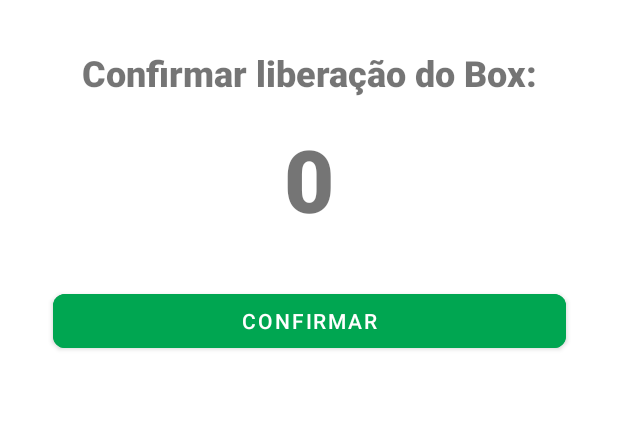
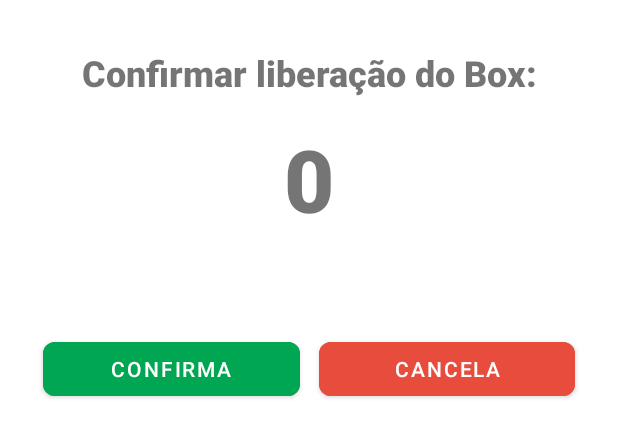
Before and after one commit to PedroHteles/AppQr, an Android app: the layout dialog.xml on its own in the app's theme, with its tools: preview values and no code run, on a phone screen of 412 x 824 dp. Shown: the top 437 px of the screen. Run offline under Robolectric (Android 15) with nearby library versions, the phone set to English and light mode, and no system bars.

Commit message:
final Andre

```diff
--- a/app/src/main/java/br/com/arcom/scanner/LoginActivity.kt
+++ b/app/src/main/java/br/com/arcom/scanner/LoginActivity.kt
@@ -43,7 +43,6 @@ class LoginActivity : AppCompatActivity() {
             }
 
 
-
             when (it) {
                 is Result.Ok -> {
                     Toast.makeText(this, "Saldo com sucesso!", Toast.LENGTH_SHORT).show()
--- a/app/src/main/java/br/com/arcom/scanner/SucessoActivity.kt
+++ b/app/src/main/java/br/com/arcom/scanner/SucessoActivity.kt
@@ -25,4 +25,9 @@ class SucessoActivity : AppCompatActivity() {
             startActivity(intent)
         }
     }
+
+    override fun onBackPressed() {
+        // super.onBackPressed();
+        // Not calling **super**, disables back button in current screen.
+    }
 }
--- a/app/src/main/java/br/com/arcom/scanner/api/data/ApiService.kt
+++ b/app/src/main/java/br/com/arcom/scanner/api/data/ApiService.kt
@@ -33,7 +33,7 @@ interface ApiService{
     suspend fun liberarBox(@Query("box")  box: String?,@Query("usuario")  usuario: Long?,@Query("acao")  acao: String?)
 
     companion object {
-        const val BASE_URL = "http://8dd1-200-251-86-130.ngrok.io/"
+        const val BASE_URL = "http://f9d3-189-112-215-169.ngrok.io "
 
         fun create(token: String?): ApiService {
             val logger = HttpLoggingInterceptor().apply { level = HttpLoggingInterceptor.Level.BASIC}
--- a/app/src/main/java/br/com/arcom/scanner/util/Acao.kt
+++ b/app/src/main/java/br/com/arcom/scanner/util/Acao.kt
@@ -3,5 +3,4 @@ package br.com.arcom.scanner.util
 sealed class Acao {
     object Inicio : Acao()
     object Fim : Acao()
-    object Finalizada : Acao()
 }
--- a/app/src/main/res/layout/dialog.xml
+++ b/app/src/main/res/layout/dialog.xml
@@ -1,5 +1,6 @@
 <?xml version="1.0" encoding="utf-8"?>
 <androidx.constraintlayout.widget.ConstraintLayout xmlns:android="http://schemas.android.com/apk/res/android"
+    xmlns:tools="http://schemas.android.com/tools"
     android:layout_width="match_parent"
     android:layout_height="wrap_content"
     xmlns:app="http://schemas.android.com/apk/res-auto"
@@ -35,15 +36,36 @@
     <com.google.android.material.button.MaterialButton
         android:id="@+id/btn_confirmar"
         android:layout_width="0dp"
-        android:layout_height="wrap_content"
-        android:text="@string/confirmar"
-        app:layout_constraintWidth_percent="0.9"
+        android:layout_height="match_parent"
+        android:layout_marginTop="64dp"
+        android:layout_weight="1"
+        android:backgroundTint="#00a651"
+        android:text="@string/confirma"
         app:cornerRadius="8dp"
-       android:layout_marginVertical="32dp"
+        android:maxLines="1"
+        app:layout_constraintLeft_toLeftOf="parent"
+        app:layout_constraintRight_toRightOf="parent"
+        app:layout_constraintTop_toBottomOf="@+id/numero_box"
+        app:layout_constraintEnd_toStartOf="@+id/btn_fechar"
         app:layout_constraintStart_toStartOf="parent"
+        app:layout_constraintWidth_percent="0.45" />
+
+    <com.google.android.material.button.MaterialButton
+        android:id="@+id/btn_fechar"
+        android:layout_width="0dp"
+        android:layout_height="match_parent"
+        android:layout_marginTop="64dp"
+        android:layout_weight="1"
+        android:backgroundTint="#E74C3C"
+        android:text="@string/cancela"
+        app:cornerRadius="8dp"
+        android:maxLines="1"
+        app:layout_constraintLeft_toLeftOf="parent"
+        app:layout_constraintRight_toRightOf="parent"
+        app:layout_constraintStart_toEndOf="@+id/btn_confirmar"
+        app:layout_constraintTop_toBottomOf="@+id/numero_box"
         app:layout_constraintEnd_toEndOf="parent"
-        android:backgroundTint="#00a651"
-        app:layout_constraintTop_toBottomOf="@+id/numero_box"/>
+        app:layout_constraintWidth_percent="0.45" />
 
     <ProgressBar
         android:id="@+id/loading"
--- a/app/src/main/res/layout/login.xml
+++ b/app/src/main/res/layout/login.xml
@@ -43,6 +43,7 @@
 
     <com.google.android.material.textfield.TextInputEditText
         android:id="@+id/input_senha"
+        android:password="true"
         android:layout_marginVertical="20dp"
         android:layout_width="0dp"
         android:layout_height="wrap_content"
--- a/app/src/main/res/values/strings.xml
+++ b/app/src/main/res/values/strings.xml
@@ -11,6 +11,8 @@
     <string name="por_favor_precisso_liberar_o_box_anterior">Por favor é precisso liberar o box anterior</string>
     <string name="box_nao_finalizada">Box não finalizada: %1$s</string>
     <string name="fechar">Fechar</string>
-    <string name="carregamento_em_andamento_box">Carregamento em andamento Box:  %1$s</string>
+    <string name="carregamento_em_andamento_box">Carregamento em andamento do box:</string>
     <string name="box_liberado_com_sucesso">Box liberado com sucesso!</string>
+    <string name="cancela">Cancela</string>
+    <string name="confirma" >Confirma</string>
 </resources>
```
Also changed, not shown: app/src/main/java/br/com/arcom/scanner/MainActivity.kt (+34 -19 lines), app/src/main/java/br/com/arcom/scanner/ScannerViewModel.kt (+7 -9 lines), app/src/main/res/layout/activity_main.xml (+15 -1 lines).
